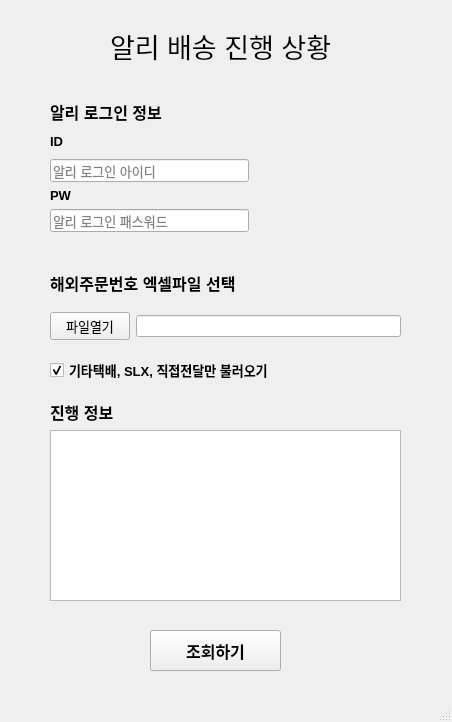
Above: tracking.ui from cubadanga/alie_ship_tracker before the change. Below: the same form after it.
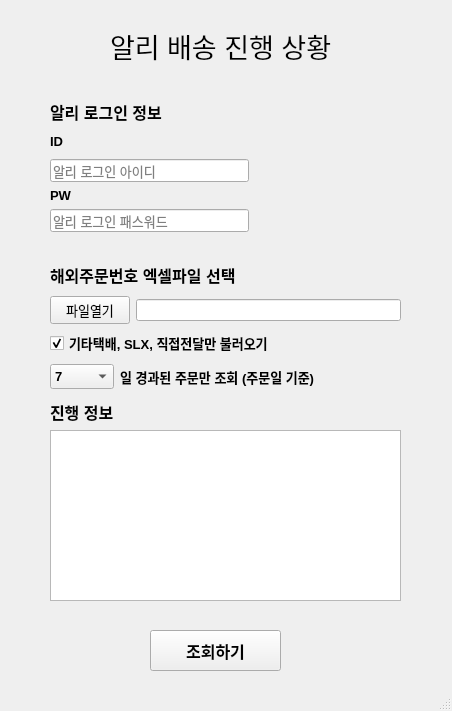
That is the form after the change. Icons and pictures are not drawn.

Commit message: 1. 주문일로부터 특정 경과일 이후 건만 조회하도록 수정

What changed in the file:
```diff
--- a/tracking.ui
+++ b/tracking.ui
@@ -7,7 +7,7 @@
     <x>0</x>
     <y>0</y>
     <width>452</width>
-    <height>722</height>
+    <height>711</height>
    </rect>
   </property>
   <property name="windowTitle">
@@ -41,7 +41,7 @@
       <x>50</x>
       <y>260</y>
       <width>351</width>
-      <height>80</height>
+      <height>131</height>
      </rect>
     </property>
     <layout class="QVBoxLayout" name="verticalLayout_4">
@@ -77,6 +77,82 @@
        </item>
       </layout>
      </item>
+     <item>
+      <widget class="QCheckBox" name="chkBox_filter">
+       <property name="font">
+        <font>
+         <pointsize>10</pointsize>
+         <bold>true</bold>
+        </font>
+       </property>
+       <property name="text">
+        <string>기타택배, SLX, 직접전달만 불러오기</string>
+       </property>
+       <property name="checked">
+        <bool>true</bool>
+       </property>
+      </widget>
+     </item>
+     <item>
+      <layout class="QHBoxLayout" name="horizontalLayout_2">
+       <item>
+        <widget class="QComboBox" name="combo_date">
+         <property name="sizePolicy">
+          <sizepolicy hsizetype="Minimum" vsizetype="Maximum">
+           <horstretch>0</horstretch>
+           <verstretch>0</verstretch>
+          </sizepolicy>
+         </property>
+         <property name="minimumSize">
+          <size>
+           <width>64</width>
+           <height>25</height>
+          </size>
+         </property>
+         <property name="maximumSize">
+          <size>
+           <width>64</width>
+           <height>25</height>
+          </size>
+         </property>
+         <property name="font">
+          <font>
+           <pointsize>10</pointsize>
+           <bold>true</bold>
+          </font>
+         </property>
+         <item>
+          <property name="text">
+           <string>7</string>
+          </property>
+         </item>
+         <item>
+          <property name="text">
+           <string>5</string>
+          </property>
+         </item>
+         <item>
+          <property name="text">
+           <string>3</string>
+          </property>
+         </item>
+        </widget>
+       </item>
+       <item>
+        <widget class="QLabel" name="label">
+         <property name="font">
+          <font>
+           <pointsize>10</pointsize>
+           <bold>true</bold>
+          </font>
+         </property>
+         <property name="text">
+          <string>일 경과된 주문만 조회 (주문일 기준)</string>
+         </property>
+        </widget>
+       </item>
+      </layout>
+     </item>
     </layout>
    </widget>
    <widget class="QWidget" name="verticalLayoutWidget">
@@ -205,28 +281,6 @@
      <string>조회하기</string>
     </property>
    </widget>
-   <widget class="QCheckBox" name="chkBox_filter">
-    <property name="geometry">
-     <rect>
-      <x>50</x>
-      <y>360</y>
-      <width>351</width>
-      <height>20</height>
-     </rect>
-    </property>
-    <property name="font">
-     <font>
-      <pointsize>10</pointsize>
-      <bold>true</bold>
-     </font>
-    </property>
-    <property name="text">
-     <string>기타택배, SLX, 직접전달만 불러오기</string>
-    </property>
-    <property name="checked">
-     <bool>true</bool>
-    </property>
-   </widget>
   </widget>
   <widget class="QMenuBar" name="menubar">
    <property name="geometry">
```
The commit also changes 2 other files.
